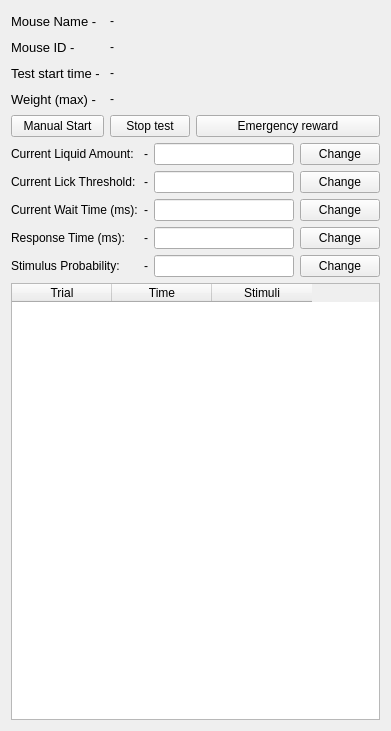
Qt form Python/gui/testwin.ui (yagarwal123/autonomouse) before a commit.
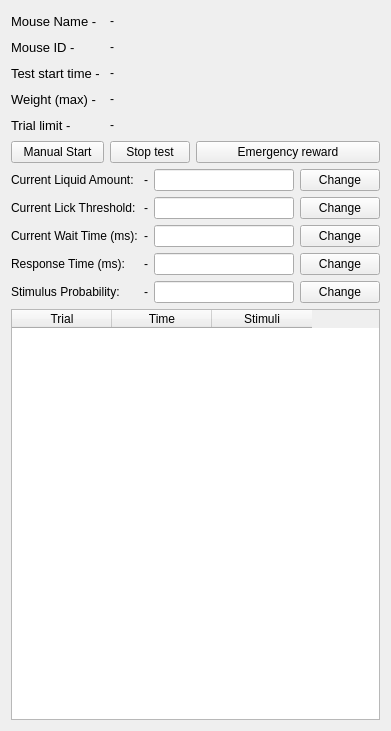
The same form after that commit.

Commit message: add trial limit to every mouse, video error window

What changed in the file:
```diff
--- a/Python/gui/testwin.ui
+++ b/Python/gui/testwin.ui
@@ -14,6 +14,26 @@
    <string>Form</string>
   </property>
   <layout class="QGridLayout" name="gridLayout_2">
+   <item row="1" column="2">
+    <spacer name="horizontalSpacer_2">
+     <property name="orientation">
+      <enum>Qt::Horizontal</enum>
+     </property>
+     <property name="sizeHint" stdset="0">
+      <size>
+       <width>198</width>
+       <height>20</height>
+      </size>
+     </property>
+    </spacer>
+   </item>
+   <item row="0" column="1">
+    <widget class="QLabel" name="m_name">
+     <property name="text">
+      <string>-</string>
+     </property>
+    </widget>
+   </item>
    <item row="0" column="0">
     <widget class="QLabel" name="label">
      <property name="font">
@@ -26,13 +46,6 @@
      </property>
     </widget>
    </item>
-   <item row="0" column="1">
-    <widget class="QLabel" name="m_name">
-     <property name="text">
-      <string>-</string>
-     </property>
-    </widget>
-   </item>
    <item row="0" column="2">
     <spacer name="horizontalSpacer">
      <property name="orientation">
@@ -65,18 +78,43 @@
      </property>
     </widget>
    </item>
-   <item row="1" column="2">
-    <spacer name="horizontalSpacer_2">
-     <property name="orientation">
-      <enum>Qt::Horizontal</enum>
+   <item row="7" column="0" colspan="3">
+    <widget class="QTableWidget" name="tableWidget">
+     <column>
+      <property name="text">
+       <string>Trial</string>
+      </property>
+     </column>
+     <column>
+      <property name="text">
+       <string>Time</string>
+      </property>
+     </column>
+     <column>
+      <property name="text">
+       <string>Stimuli</string>
+      </property>
+     </column>
+    </widget>
+   </item>
+   <item row="3" column="0">
+    <widget class="QLabel" name="label_4">
+     <property name="font">
+      <font>
+       <pointsize>10</pointsize>
+      </font>
      </property>
-     <property name="sizeHint" stdset="0">
-      <size>
-       <width>198</width>
-       <height>20</height>
-      </size>
+     <property name="text">
+      <string>Weight (max) - </string>
      </property>
-    </spacer>
+    </widget>
+   </item>
+   <item row="2" column="1">
+    <widget class="QLabel" name="test_start_time">
+     <property name="text">
+      <string>-</string>
+     </property>
+    </widget>
    </item>
    <item row="2" column="0">
     <widget class="QLabel" name="label_3">
@@ -90,13 +128,6 @@
      </property>
     </widget>
    </item>
-   <item row="2" column="1">
-    <widget class="QLabel" name="test_start_time">
-     <property name="text">
-      <string>-</string>
-     </property>
-    </widget>
-   </item>
    <item row="2" column="2">
     <spacer name="horizontalSpacer_3">
      <property name="orientation">
@@ -110,18 +141,6 @@
      </property>
     </spacer>
    </item>
-   <item row="3" column="0">
-    <widget class="QLabel" name="label_4">
-     <property name="font">
-      <font>
-       <pointsize>10</pointsize>
-      </font>
-     </property>
-     <property name="text">
-      <string>Weight (max) - </string>
-     </property>
-    </widget>
-   </item>
    <item row="3" column="1">
     <widget class="QLabel" name="weight_max">
      <property name="text">
@@ -129,6 +148,13 @@
      </property>
     </widget>
    </item>
+   <item row="5" column="1">
+    <widget class="QPushButton" name="stopButton">
+     <property name="text">
+      <string>Stop test</string>
+     </property>
+    </widget>
+   </item>
    <item row="3" column="2">
     <spacer name="horizontalSpacer_4">
      <property name="orientation">
@@ -142,28 +168,21 @@
      </property>
     </spacer>
    </item>
-   <item row="4" column="0">
-    <widget class="QPushButton" name="manStartButton">
-     <property name="text">
-      <string>Manual Start</string>
-     </property>
-    </widget>
-   </item>
-   <item row="4" column="1">
-    <widget class="QPushButton" name="stopButton">
-     <property name="text">
-      <string>Stop test</string>
-     </property>
-    </widget>
-   </item>
-   <item row="4" column="2">
+   <item row="5" column="2">
     <widget class="QPushButton" name="rewardButton">
      <property name="text">
       <string>Emergency reward</string>
      </property>
     </widget>
    </item>
-   <item row="5" column="0" colspan="3">
+   <item row="5" column="0">
+    <widget class="QPushButton" name="manStartButton">
+     <property name="text">
+      <string>Manual Start</string>
+     </property>
+    </widget>
+   </item>
+   <item row="6" column="0" colspan="3">
     <layout class="QGridLayout" name="gridLayout">
      <item row="0" column="0">
       <widget class="QLabel" name="label_10">
@@ -287,25 +306,38 @@
      </item>
     </layout>
    </item>
-   <item row="6" column="0" colspan="3">
-    <widget class="QTableWidget" name="tableWidget">
-     <column>
-      <property name="text">
-       <string>Trial</string>
-      </property>
-     </column>
-     <column>
-      <property name="text">
-       <string>Time</string>
-      </property>
-     </column>
-     <column>
-      <property name="text">
-       <string>Stimuli</string>
-      </property>
-     </column>
+   <item row="4" column="0">
+    <widget class="QLabel" name="label_7">
+     <property name="font">
+      <font>
+       <pointsize>10</pointsize>
+      </font>
+     </property>
+     <property name="text">
+      <string>Trial limit - </string>
+     </property>
     </widget>
    </item>
+   <item row="4" column="1">
+    <widget class="QLabel" name="trial_lim">
+     <property name="text">
+      <string>-</string>
+     </property>
+    </widget>
+   </item>
+   <item row="4" column="2">
+    <spacer name="horizontalSpacer_5">
+     <property name="orientation">
+      <enum>Qt::Horizontal</enum>
+     </property>
+     <property name="sizeHint" stdset="0">
+      <size>
+       <width>40</width>
+       <height>20</height>
+      </size>
+     </property>
+    </spacer>
+   </item>
   </layout>
  </widget>
  <resources/>
```
The commit also changes 12 other files.
